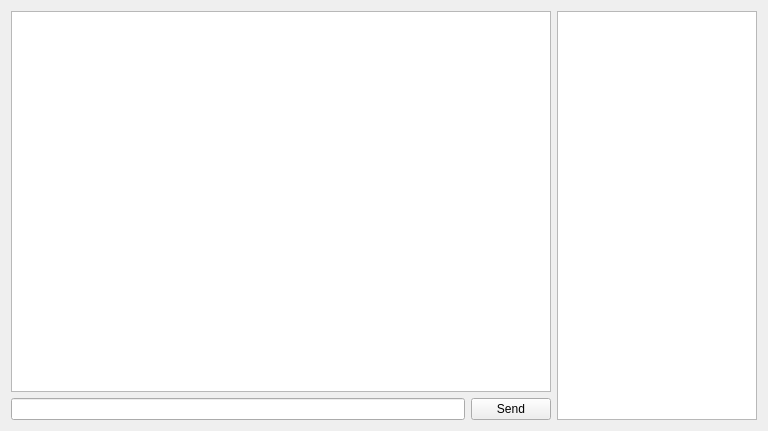
Creator-K999/ChatApp, file ChatApp/project/ui/ChatApp.ui: the form before one commit.
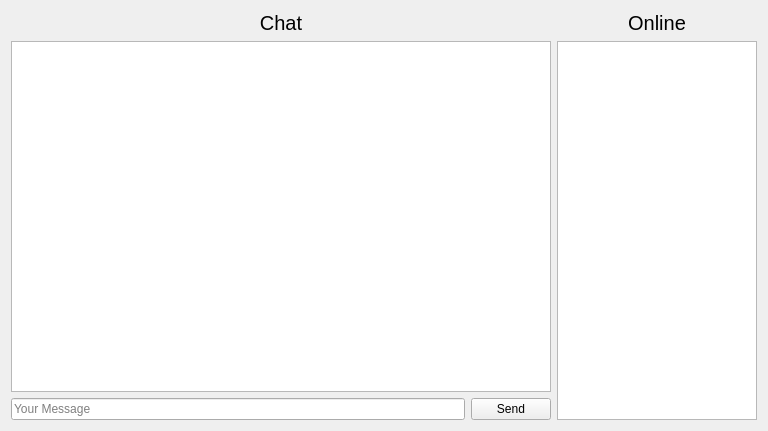
The form after the commit.

Diff of the .ui file:
```diff
--- a/ChatApp/project/ui/ChatApp.ui
+++ b/ChatApp/project/ui/ChatApp.ui
@@ -15,28 +15,7 @@
   </property>
   <widget class="QWidget" name="centralWidget">
    <layout class="QGridLayout" name="gridLayout">
-    <item row="0" column="0">
-     <layout class="QVBoxLayout" name="verticalLayout">
-      <item>
-       <widget class="QListWidget" name="messagesLstWdgt"/>
-      </item>
-      <item>
-       <layout class="QHBoxLayout" name="horizontalLayout">
-        <item>
-         <widget class="QLineEdit" name="messageLnEdt"/>
-        </item>
-        <item>
-         <widget class="QPushButton" name="sendBtn">
-          <property name="text">
-           <string>Send</string>
-          </property>
-         </widget>
-        </item>
-       </layout>
-      </item>
-     </layout>
-    </item>
-    <item row="0" column="5">
+    <item row="1" column="5">
      <widget class="QListWidget" name="onlineLstWdgt">
       <property name="sizePolicy">
        <sizepolicy hsizetype="Minimum" vsizetype="Expanding">
@@ -52,6 +31,65 @@
       </property>
      </widget>
     </item>
+    <item row="1" column="0">
+     <layout class="QVBoxLayout" name="verticalLayout">
+      <item>
+       <widget class="QListWidget" name="messagesLstWdgt"/>
+      </item>
+      <item>
+       <layout class="QHBoxLayout" name="horizontalLayout">
+        <item>
+         <widget class="QLineEdit" name="messageLnEdt">
+          <property name="placeholderText">
+           <string>Your Message</string>
+          </property>
+         </widget>
+        </item>
+        <item>
+         <widget class="QPushButton" name="sendBtn">
+          <property name="text">
+           <string>Send</string>
+          </property>
+         </widget>
+        </item>
+       </layout>
+      </item>
+     </layout>
+    </item>
+    <item row="0" column="5">
+     <widget class="QLabel" name="label">
+      <property name="font">
+       <font>
+        <family>Arial</family>
+        <pointsize>15</pointsize>
+       </font>
+      </property>
+      <property name="text">
+       <string>Online</string>
+      </property>
+      <property name="alignment">
+       <set>Qt::AlignCenter</set>
+      </property>
+     </widget>
+    </item>
+    <item row="0" column="0">
+     <widget class="QLabel" name="label_2">
+      <property name="font">
+       <font>
+        <family>Arial</family>
+        <pointsize>15</pointsize>
+        <italic>false</italic>
+        <underline>false</underline>
+       </font>
+      </property>
+      <property name="text">
+       <string>Chat</string>
+      </property>
+      <property name="alignment">
+       <set>Qt::AlignCenter</set>
+      </property>
+     </widget>
+    </item>
    </layout>
   </widget>
  </widget>
```
Left out of the diff: 2 changed lines with no effect on the pictures.
